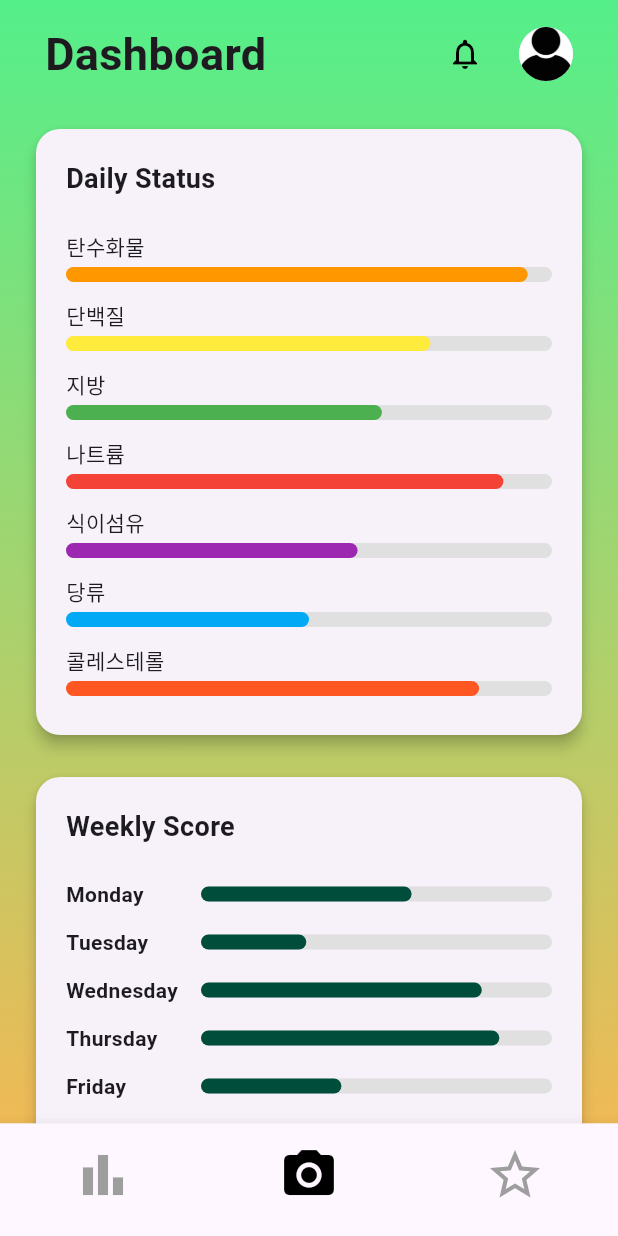
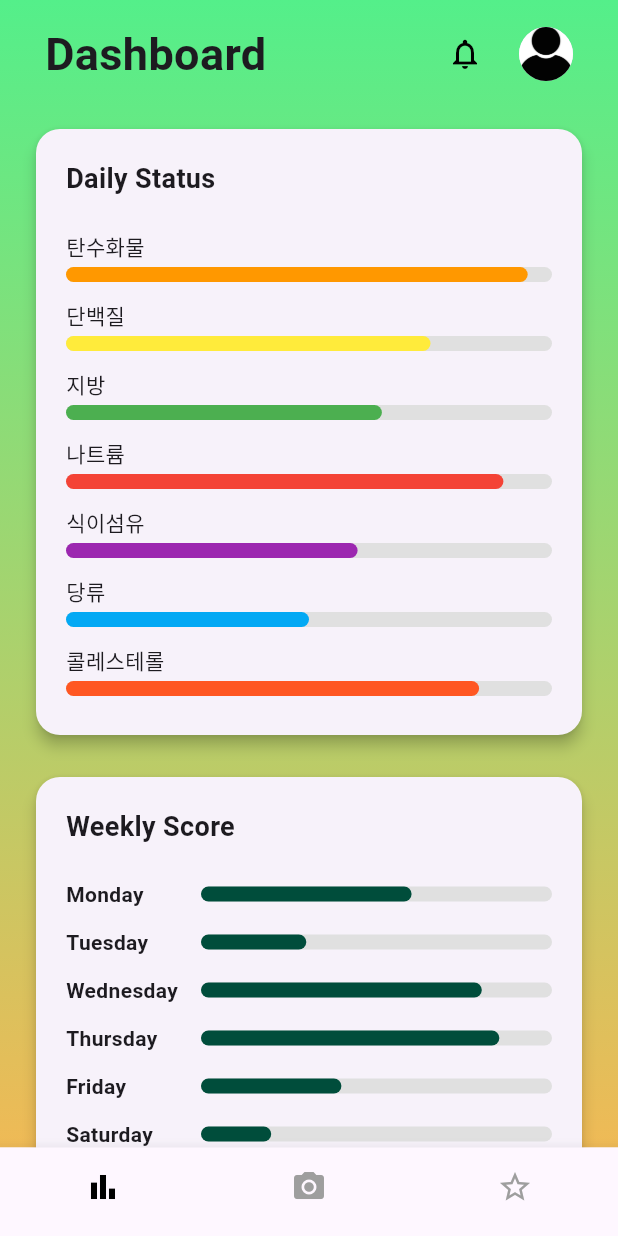
Before and after one commit to mecc91/healthapp, a Flutter app: the screen it shows after launch, on a phone screen of 412 x 824 dp. Run offline on Flutter 3.47's test engine with Material 3 defaults, Android fonts, the phone set to English and light mode, and no system bars; our stand-ins replace image_picker.

Commit message:
dashboard all animation when change
animation 구현 완료 dashboard

```diff
--- a/lib/dashboardPage/dashboard.dart
+++ b/lib/dashboardPage/dashboard.dart
@@ -1,4 +1,4 @@
-// Pages/dashboard.dart
+// Fixed Dashboard.dart with working screen transitions and bottomNavigationBar
 
 import 'dart:io';
 
@@ -6,7 +6,6 @@ import 'package:flutter/material.dart';
 import 'package:healthymeal/dailystatusPage/dailystatus.dart';
 import 'package:healthymeal/mealrecordPage/mealrecord.dart';
 import 'package:image_picker/image_picker.dart';
-// scoreboard.dart import 추가
 import 'package:healthymeal/scoreboardPage/scoreboard.dart';
 
 class Dashboard extends StatefulWidget {
@@ -17,171 +16,71 @@ class Dashboard extends StatefulWidget {
 }
 
 class _DashboardState extends State<Dashboard> {
-  // ignore: unused_field
-  double _avatarScale = 1.0; //animation add
-
-  //animation field ^
+  double _avatarScale = 1.0;
+  int _selectedIndex = 0;
   File? _imageFile;
   final ImagePicker _picker = ImagePicker();
+
   Future<void> _takePicture() async {
     final XFile? pickedFile =
         await _picker.pickImage(source: ImageSource.camera);
     if (pickedFile != null) {
-      setState(
-        () {
+      setState(() {
         _imageFile = File(pickedFile.path);
-        },
-      );
+      });
     } else {
       print('사진이 선택되지 않았습니다');
     }
   }
 
-  @override
-  Widget build(BuildContext context) {
-    return MaterialApp(
-      debugShowCheckedModeBanner: false,
-      home: Scaffold(
-        body: Container(
-          // 페이지 스타일
-          decoration: const BoxDecoration(
-            gradient: LinearGradient(
-              colors: [
-                Color.fromARGB(255, 84, 239, 138),
-                Color.fromARGB(255, 239, 186, 86)
-              ],
-              begin: Alignment.topCenter,
-              end: Alignment.bottomCenter,
-            ),
-          ),
-          // 위젯 목록
-          child: SafeArea(
-            child: SingleChildScrollView(
-              child: Column(
-                children: [
-                  // 헤더
-                  _buildHeader(),
-                  // DailyStatus 위젯
-                  _buildDailyStatusCard(),
-                  // ScoreBoard 위젯
-                  _buildWeeklyScoreCard(),
-                ],
-              ),
-            ),
-          ),
-        ),
-        bottomNavigationBar: BottomNavigationBar(
-          // 현재 선택된 인덱스를 상태로 관리하려면 currentIndex도 state 변수로 관리하는 것이 좋습니다.
-          // 여기서는 임시로 1로 설정되어 있습니다. 필요시 수정하세요.
-          currentIndex: 1, // 기본 선택 아이템 (카메라)
-          selectedItemColor: Colors.black,
-          unselectedItemColor: Colors.grey,
-          showSelectedLabels: false,
-          showUnselectedLabels: false,
-          items: [
-            // 첫 번째 아이템: 차트 아이콘 (index 0)
-            BottomNavigationBarItem(
-                icon: Icon(Icons.bar_chart, size: 40), label: ''),
-            // 두 번째 아이템: 카메라 아이콘 (index 1)
-            BottomNavigationBarItem(
-                icon: Icon(Icons.camera_alt, size: 40), label: ''),
-            /*BottomNavigationBarItem(
-              icon: IconButton(
-                onPressed: _takePicture,
-                icon: Icon(Icons.camera_alt, size: 40)),
-              label: ''
-            ),*/
-            // 세 번째 아이템: 별 아이콘 (index 2)
-            BottomNavigationBarItem(
-                icon: Icon(Icons.star_border, size: 40), label: ''),
-          ],
-          onTap: (index) {
-            // 탭된 아이템의 인덱스(index)에 따라 다른 동작 수행
-            if (index == 0) {
-              // 차트 아이콘 (인덱스 0)을 탭했을 때
-              Navigator.push(
-                // Scoreboard 화면으로 이동
-                context,
-                // Scoreboard 클래스는 MaterialApp을 반환하므로, ScoreboardScreen을 사용해야 합니다.
-                // scoreboard.dart 파일 내부 구조에 따라 Scoreboard() 또는 ScoreboardScreen()을 사용하세요.
-                // 여기서는 ScoreboardScreen을 가정합니다.
-                MaterialPageRoute(
-                    builder: (context) =>
-                        const Scoreboard()), // ScoreboardScreen 호출
-              );
-            } else if (index == 1) {
-              // 카메라 아이콘 (인덱스 1)을 탭했을 때
-              Navigator.push(
-                // FoodRecordScreen으로 이동
-                context,
-                MaterialPageRoute(builder: (context) => const MealRecord()),
-              );
-            }
-            // 다른 아이템(index 2 등) 탭 시 추가 로직 구현 가능
-          },
-        ),
-      ),
-    );
-  }
-
-  // _buildHeader, _buildDailyStatusCard, _buildWeeklyScoreCard 함수는 기존과 동일하게 유지
-  Widget _buildHeader() {
-    return Padding(
-      padding: const EdgeInsets.symmetric(horizontal: 30.0, vertical: 12),
-      child: Row(
-        mainAxisAlignment: MainAxisAlignment.spaceBetween,
-        children: [
-          const Text(
-            'Dashboard',
-            style: TextStyle(
-                fontSize: 30,
-                fontWeight: FontWeight.bold,
-                fontStyle: FontStyle.normal),
-          ),
-          Row(
-            children: [
-              IconButton(
-                icon: Icon(Icons.notifications_none),
-                onPressed: () {},
-                color: Colors.black,
-              ),
-              SizedBox(width: 12),
-              GestureDetector(
-                onTapDown: (_) => setState(() => _avatarScale = 0.8),
-                onTapUp: (_) {
-                  setState(() => _avatarScale = 1.0);
-                  Navigator.push(
-                    context,
+  void _navigateWithFade(BuildContext context, Widget page) {
+    Navigator.of(context).push(
       PageRouteBuilder(
-                      transitionDuration: Duration(milliseconds: 300),
-                      pageBuilder: (_, __, ___) => Scoreboard(),
-                      transitionsBuilder: (_, animation, __, child) {
+        pageBuilder: (context, animation, secondaryAnimation) => page,
+        transitionsBuilder: (context, animation, secondaryAnimation, child) {
           return FadeTransition(
             opacity: animation,
             child: child,
           );
         },
+        transitionDuration: const Duration(milliseconds: 300),
       ),
     );
+  }
+
+  @override
+  Widget build(BuildContext context) {
+    return Scaffold(
+      body: _buildMainDashboard(),
+      bottomNavigationBar: BottomNavigationBar(
+        currentIndex: _selectedIndex,
+        onTap: (index) {
+          setState(() {
+            _selectedIndex = index;
+          });
+          if (index == 0) {
+            _navigateWithFade(context, const Scoreboard());
+          } else if (index == 1) {
+            _navigateWithFade(context, const MealRecord());
+          } else if (index == 2) {
+            _navigateWithFade(context, const DailyStatus());
+          }
         },
-                onTapCancel: () => setState(() => _avatarScale = 1.0),
-                child: AnimatedScale(
-                  scale: _avatarScale,
-                  duration: Duration(milliseconds: 100),
-                  child: CircleAvatar(
-                    radius: 18,
-                    backgroundImage: AssetImage('assets/image/default_man.png'),
-                  ),
-                ),
-              ),
-            ],
-          )
+        selectedItemColor: Colors.black,
+        unselectedItemColor: Colors.grey,
+        showSelectedLabels: false,
+        showUnselectedLabels: false,
+        type: BottomNavigationBarType.fixed,
+        items: const [
+          BottomNavigationBarItem(icon: Icon(Icons.bar_chart), label: ''),
+          BottomNavigationBarItem(icon: Icon(Icons.camera_alt), label: ''),
+          BottomNavigationBarItem(icon: Icon(Icons.star_border), label: ''),
         ],
       ),
     );
   }
 
-  Widget _buildDailyStatusCard() {
+  Widget _buildMainDashboard() {
     final nutrients = [
       {"label": "탄수화물", "value": 0.95, "color": Colors.orange},
       {"label": "단백질", "value": 0.75, "color": Colors.yellow},
@@ -192,35 +91,93 @@ class _DashboardState extends State<Dashboard> {
       {"label": "콜레스테롤", "value": 0.85, "color": Colors.deepOrange},
     ];
 
-    return Padding(
-      padding: const EdgeInsets.symmetric(horizontal: 20.0, vertical: 10.0),
+    final scores = [
+      {"day": "Monday", "value": 0.6},
+      {"day": "Tuesday", "value": 0.3},
+      {"day": "Wednesday", "value": 0.8},
+      {"day": "Thursday", "value": 0.85},
+      {"day": "Friday", "value": 0.4},
+      {"day": "Saturday", "value": 0.2},
+      {"day": "Sunday", "value": 0.5},
+    ];
+
+    return Container(
+      decoration: const BoxDecoration(
+        gradient: LinearGradient(
+          colors: [
+            Color.fromARGB(255, 84, 239, 138),
+            Color.fromARGB(255, 239, 186, 86),
+          ],
+          begin: Alignment.topCenter,
+          end: Alignment.bottomCenter,
+        ),
+      ),
+      child: SafeArea(
+        child: SingleChildScrollView(
+          child: Column(
+            children: [
+              Padding(
+                padding:
+                    const EdgeInsets.symmetric(horizontal: 30.0, vertical: 12),
+                child: Row(
+                  mainAxisAlignment: MainAxisAlignment.spaceBetween,
+                  children: [
+                    const Text(
+                      'Dashboard',
+                      style:
+                          TextStyle(fontSize: 30, fontWeight: FontWeight.bold),
+                    ),
+                    Row(
+                      children: [
+                        IconButton(
+                          icon: const Icon(Icons.notifications_none),
+                          onPressed: () {},
+                          color: Colors.black,
+                        ),
+                        const SizedBox(width: 12),
+                        GestureDetector(
+                          onTapDown: (_) => setState(() => _avatarScale = 0.8),
+                          onTapUp: (_) {
+                            setState(() => _avatarScale = 1.0);
+                            _navigateWithFade(context, const Scoreboard());
+                          },
+                          onTapCancel: () => setState(() => _avatarScale = 1.0),
+                          child: AnimatedScale(
+                            scale: _avatarScale,
+                            duration: const Duration(milliseconds: 100),
+                            child: const CircleAvatar(
+                              radius: 18,
+                              backgroundImage:
+                                  AssetImage('assets/image/default_man.png'),
+                            ),
+                          ),
+                        ),
+                      ],
+                    ),
+                  ],
+                ),
+              ),
+              Padding(
+                padding: const EdgeInsets.symmetric(
+                    horizontal: 20.0, vertical: 10.0),
                 child: InkWell(
-        onTap: () {
-          Navigator.push(
-            // DailyStatus 화면으로 이동
-            context,
-            MaterialPageRoute(builder: (context) => const DailyStatus()),
-          );
-        },
+                  onTap: () => _navigateWithFade(context, const DailyStatus()),
                   child: Card(
-          shape:
-              RoundedRectangleBorder(borderRadius: BorderRadius.circular(16)),
+                    shape: RoundedRectangleBorder(
+                        borderRadius: BorderRadius.circular(16)),
                     elevation: 4,
                     child: Padding(
                       padding: const EdgeInsets.all(20),
                       child: Column(
                         crossAxisAlignment: CrossAxisAlignment.start,
                         children: [
-                const Text(
-                  "Daily Status",
+                          const Text("Daily Status",
                               style: TextStyle(
-                      fontSize: 18,
-                      fontWeight: FontWeight.bold,
-                      fontStyle: FontStyle.normal),
-                ),
+                                  fontSize: 18, fontWeight: FontWeight.bold)),
                           const SizedBox(height: 16),
                           ...nutrients.map((item) => Padding(
-                      padding: const EdgeInsets.symmetric(vertical: 6),
+                                padding:
+                                    const EdgeInsets.symmetric(vertical: 6),
                                 child: Column(
                                   crossAxisAlignment: CrossAxisAlignment.start,
                                   children: [
@@ -228,15 +185,18 @@ class _DashboardState extends State<Dashboard> {
                                     const SizedBox(height: 4),
                                     TweenAnimationBuilder<double>(
                                       tween: Tween(
-                                begin: 0.0, end: item["value"]! as double),
-                            duration: Duration(milliseconds: 800),
+                                          begin: 0.0,
+                                          end: item["value"]! as double),
+                                      duration:
+                                          const Duration(milliseconds: 800),
                                       builder: (context, value, child) {
                                         return LinearProgressIndicator(
                                           value: value,
                                           backgroundColor: Colors.grey[300],
                                           color: item["color"] as Color,
                                           minHeight: 10,
-                                borderRadius: BorderRadius.circular(10),
+                                          borderRadius:
+                                              BorderRadius.circular(10),
                                         );
                                       },
                                     ),
@@ -248,74 +208,58 @@ class _DashboardState extends State<Dashboard> {
                     ),
                   ),
                 ),
-    );
-  }
-
-  Widget _buildWeeklyScoreCard() {
-    // 이 위젯은 데모용 데이터 표시일 수 있습니다. 실제 기능 구현 시 수정 필요.
-    final scores = [
-      {"day": "Monday", "value": 0.6},
-      {"day": "Tuesday", "value": 0.3},
-      {"day": "Wednesday", "value": 0.8},
-      {"day": "Thursday", "value": 0.85},
-      {"day": "Friday", "value": 0.4},
-      {"day": "Saturday", "value": 0.2},
-      {"day": "Sunday", "value": 0.5},
-    ];
-
-    // Weekly Score 카드를 눌렀을 때 Scoreboard 화면으로 이동하도록 InkWell 추가 (선택 사항)
-    return Padding(
-      padding: const EdgeInsets.symmetric(horizontal: 20.0, vertical: 10.0),
+              ),
+              Padding(
+                padding: const EdgeInsets.symmetric(
+                    horizontal: 20.0, vertical: 10.0),
                 child: InkWell(
-        // InkWell 추가
-        onTap: () {
-          Navigator.push(
-            // Scoreboard 화면으로 이동
-            context,
-            MaterialPageRoute(builder: (context) => const Scoreboard()),
-          );
-        },
+                  onTap: () => _navigateWithFade(context, const Scoreboard()),
                   child: Card(
-          shape:
-              RoundedRectangleBorder(borderRadius: BorderRadius.circular(16)),
+                    shape: RoundedRectangleBorder(
+                        borderRadius: BorderRadius.circular(16)),
                     elevation: 4,
                     child: Padding(
                       padding: const EdgeInsets.all(20),
                       child: Column(
                         crossAxisAlignment: CrossAxisAlignment.start,
                         children: [
-                const Text(
-                  "Weekly Score",
-                  style: TextStyle(fontSize: 18, fontWeight: FontWeight.bold),
-                ),
+                          const Text("Weekly Score",
+                              style: TextStyle(
+                                  fontSize: 18, fontWeight: FontWeight.bold)),
                           const SizedBox(height: 16),
                           ...scores.map((item) => Padding(
-                      padding: const EdgeInsets.symmetric(vertical: 6),
+                                padding:
+                                    const EdgeInsets.symmetric(vertical: 6),
                                 child: Row(
                                   children: [
                                     SizedBox(
                                       width: 90,
                                       child: Text(
                                         item["day"]! as String,
-                              style:
-                                  const TextStyle(fontWeight: FontWeight.bold),
+                                        style: const TextStyle(
+                                            fontWeight: FontWeight.bold),
                                       ),
                                     ),
                                     Expanded(
                                       child: TweenAnimationBuilder<double>(
                                         tween: Tween(
-                                begin: 0.0, end: item["value"]! as double),
-                            duration: Duration(milliseconds: 800),
+                                            begin: 0.0,
+                                            end: item["value"]! as double),
+                                        duration:
+                                            const Duration(milliseconds: 800),
                                         builder: (context, value, child) {
                                           return LinearProgressIndicator(
                                             value: value,
                                             backgroundColor: Colors.grey[300],
-                                color: const Color.fromARGB(255, 0, 77, 59),
+                                            color: const Color.fromARGB(
+                                                255, 0, 77, 59),
                                             minHeight: 10,
-                                borderRadius: BorderRadius.circular(10),
+                                            borderRadius:
+                                                BorderRadius.circular(10),
                                           );
                                         },
-                          )),
+                                      ),
+                                    ),
                                   ],
                                 ),
                               )),
@@ -324,6 +268,11 @@ class _DashboardState extends State<Dashboard> {
                     ),
                   ),
                 ),
+              ),
+            ],
+          ),
+        ),
+      ),
     );
   }
 }
```
Lines whose indentation alone changed are shown as unchanged.
